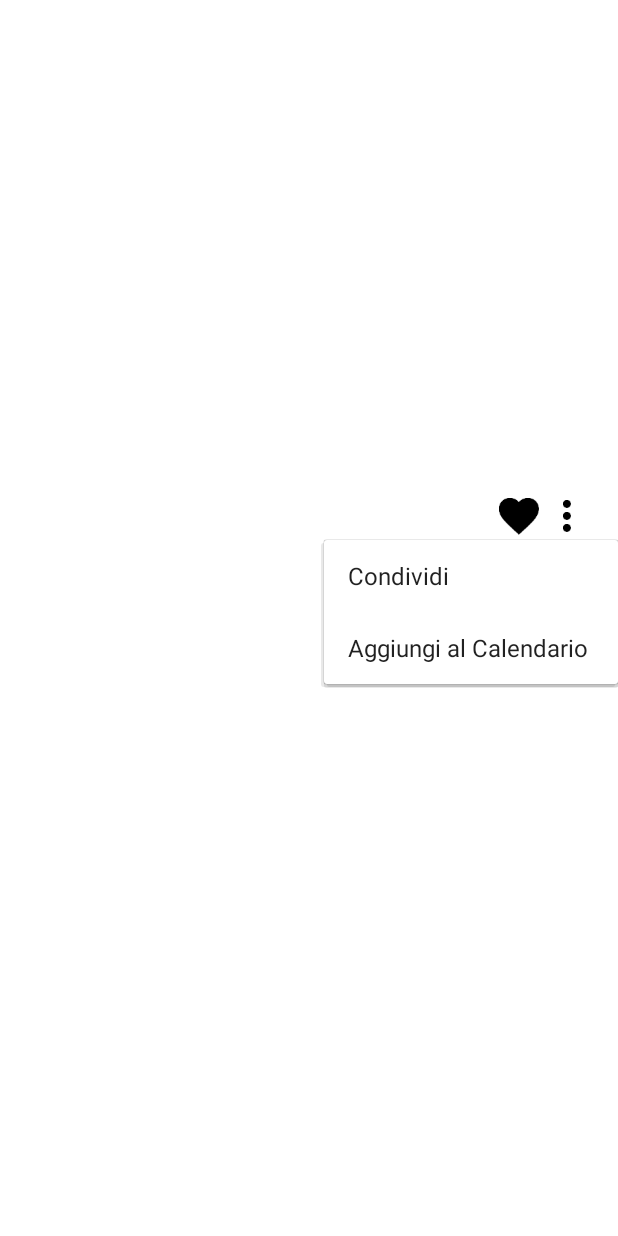
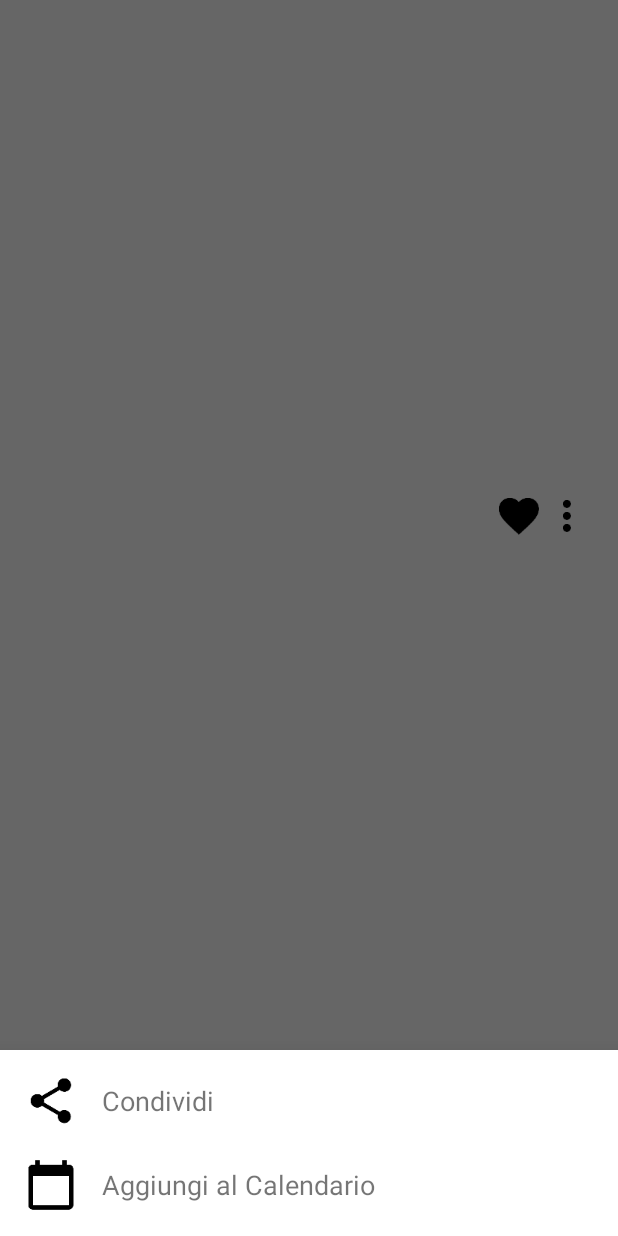
Before and after one commit to Arandroid-1987/calabriaeventiandroidstudio, an Android app: the fragment PreferitiFragment shown on its own in the app's theme, after a tap on "Ciao", on a phone screen of 412 x 824 dp. Run offline under Robolectric (Android 15) with nearby library versions, the phone set to English and light mode, and no system bars; pictures from the network do not load; 8 statements that could not run were skipped.

Commit message:
Material Design 2.0 -> Necessario Android Studio 3.2

```diff
--- /dev/null
+++ b/trunk/app/src/main/java/com/calabriaeventi/EventDetailBottomSheet.java
@@ -0,0 +1,65 @@
+package com.calabriaeventi;
+
+import android.os.Bundle;
+import android.view.LayoutInflater;
+import android.view.View;
+import android.view.ViewGroup;
+
+import com.calabriaeventi.model.Evento;
+import com.calabriaeventi.utils.ActionCommon;
+import com.google.android.material.bottomsheet.BottomSheetDialogFragment;
+
+import androidx.annotation.Nullable;
+
+/**
+ * <p>A fragment that shows a list of items as a modal bottom sheet.</p>
+ * <p>You can show this modal bottom sheet from your activity like this:</p>
+ * <pre>
+ *     EventDetailBottomSheet.newInstance(evento).show(getSupportFragmentManager(), "dialog");
+ * </pre>
+ */
+public class EventDetailBottomSheet extends BottomSheetDialogFragment implements View.OnClickListener {
+    private static final String EVENTO_EXTRA = "EVENTO_EXTRA";
+    private Evento evento;
+
+    public static EventDetailBottomSheet newInstance(Evento evento) {
+        final EventDetailBottomSheet fragment = new EventDetailBottomSheet();
+        final Bundle args = new Bundle();
+        args.putSerializable(EVENTO_EXTRA, evento);
+        fragment.setArguments(args);
+        return fragment;
+    }
+
+    @Nullable
+    @Override
+    public View onCreateView(LayoutInflater inflater, @Nullable ViewGroup container,
+                             @Nullable Bundle savedInstanceState) {
+        View view = inflater.inflate(R.layout.fragment_event_detail_bottom_sheet, container, false);
+
+        Bundle args = getArguments();
+        if (args != null) {
+            evento = (Evento) args.getSerializable(EVENTO_EXTRA);
+        }
+
+        return view;
+    }
+
+    @Override
+    public void onViewCreated(View view, @Nullable Bundle savedInstanceState) {
+        view.findViewById(R.id.action_add_calendar).setOnClickListener(this);
+        view.findViewById(R.id.action_share).setOnClickListener(this);
+    }
+
+    @Override
+    public void onClick(View view) {
+        int id = view.getId();
+        switch (id) {
+            case R.id.action_share:
+                ActionCommon.share(evento, getActivity());
+                break;
+            case R.id.action_add_calendar:
+                ActionCommon.addToCalendar(evento,  getActivity());
+                break;
+        }
+    }
+}
--- a/trunk/app/src/main/java/com/calabriaeventi/ui/viewholder/EventoViewHolder.java
+++ b/trunk/app/src/main/java/com/calabriaeventi/ui/viewholder/EventoViewHolder.java
@@ -3,6 +3,8 @@ package com.calabriaeventi.ui.viewholder;
 import android.app.Activity;
 import android.content.Intent;
 import android.net.Uri;
+
+import androidx.appcompat.app.AppCompatActivity;
 import androidx.core.app.ActivityOptionsCompat;
 import androidx.core.util.Pair;
 import androidx.cardview.widget.CardView;
@@ -15,6 +17,7 @@ import android.widget.TextView;
 
 import com.bumptech.glide.load.engine.DiskCacheStrategy;
 import com.calabriaeventi.EventDetailActivity;
+import com.calabriaeventi.EventDetailBottomSheet;
 import com.calabriaeventi.R;
 import com.calabriaeventi.glide.GlideApp;
 import com.calabriaeventi.io.AsyncCallback;
@@ -27,7 +30,7 @@ import java.util.Observable;
 import java.util.Observer;
 import java.util.StringTokenizer;
 
-public class EventoViewHolder extends RecyclerView.ViewHolder implements View.OnClickListener, PopupMenu.OnMenuItemClickListener, Observer {
+public class EventoViewHolder extends RecyclerView.ViewHolder implements View.OnClickListener, Observer {
     private TextView nome;
     private TextView luogo;
     private TextView data;
@@ -36,7 +39,7 @@ public class EventoViewHolder extends RecyclerView.ViewHolder implements View.On
     private ImageView preferiti;
     private View actionMore;
 
-    private Activity context;
+    private AppCompatActivity context;
     private Evento evento;
 
     private SharedPreferencesManager sharedPreferencesManager;
@@ -55,7 +58,7 @@ public class EventoViewHolder extends RecyclerView.ViewHolder implements View.On
 
     public void bindToModel(final Evento evento, final Activity context, final int position) {
         this.evento = evento;
-        this.context = context;
+        this.context = (AppCompatActivity) context;
         sharedPreferencesManager = SharedPreferencesManager.getInstance(context);
         sharedPreferencesManager.getObservable().addObserver(this);
 
@@ -151,10 +154,7 @@ public class EventoViewHolder extends RecyclerView.ViewHolder implements View.On
             int id = view.getId();
             switch (id) {
                 case R.id.action_more:
-                    PopupMenu popupMenu = new PopupMenu(context, actionMore);
-                    popupMenu.setOnMenuItemClickListener(this);
-                    popupMenu.getMenuInflater().inflate(R.menu.item_evento, popupMenu.getMenu());
-                    popupMenu.show();
+                    EventDetailBottomSheet.newInstance(evento).show(context.getSupportFragmentManager(), "dialog");
                     break;
                 case R.id.action_favorite:
                     if (!sharedPreferencesManager.isFavorite(evento)) {
@@ -176,20 +176,6 @@ public class EventoViewHolder extends RecyclerView.ViewHolder implements View.On
     }
 
     @Override
-    public boolean onMenuItemClick(MenuItem menuItem) {
-        int id = menuItem.getItemId();
-        switch (id) {
-            case R.id.action_share:
-                ActionCommon.share(evento, context);
-                break;
-            case R.id.action_add_calendar:
-                ActionCommon.addToCalendar(evento, context);
-                break;
-        }
-        return false;
-    }
-
-    @Override
     public void update(Observable observable, Object o) {
         if (sharedPreferencesManager.isFavorite(evento)) {
             preferiti.setImageResource(R.drawable.baseline_favorite_black_48);
--- a/trunk/app/src/main/res/layout/activity_event_detail.xml
+++ b/trunk/app/src/main/res/layout/activity_event_detail.xml
@@ -49,7 +49,8 @@
         android:layout_height="wrap_content"
         android:layout_margin="@dimen/fab_margin"
         app:layout_anchor="@id/app_bar"
-        app:layout_anchorGravity="bottom|end"
+        app:layout_anchorGravity="bottom|center"
+        app:fabSize="normal"
         app:srcCompat="@drawable/baseline_favorite_border_white_48" />
 
 </androidx.coordinatorlayout.widget.CoordinatorLayout>
--- /dev/null
+++ b/trunk/app/src/main/res/layout/fragment_event_detail_bottom_sheet.xml
@@ -0,0 +1,33 @@
+<?xml version="1.0" encoding="utf-8"?>
+<LinearLayout xmlns:android="http://schemas.android.com/apk/res/android"
+    android:layout_width="match_parent"
+    android:layout_height="wrap_content"
+    android:paddingLeft="@dimen/activity_horizontal_margin"
+    android:paddingTop="@dimen/activity_vertical_margin"
+    android:paddingRight="@dimen/activity_horizontal_margin"
+    android:paddingBottom="@dimen/activity_vertical_margin"
+    android:orientation="vertical">
+
+    <TextView
+        android:id="@+id/action_share"
+        android:layout_width="wrap_content"
+        android:layout_height="wrap_content"
+        android:text="@string/condividi"
+        android:gravity="start|center_vertical"
+        android:drawablePadding="16dp"
+        android:textSize="18sp"
+        android:drawableStart="@drawable/baseline_share_black_36"
+        android:drawableLeft="@drawable/baseline_share_black_36"/>
+
+    <TextView
+        android:id="@+id/action_add_calendar"
+        android:layout_width="wrap_content"
+        android:layout_height="wrap_content"
+        android:text="@string/aggiungi_al_calendario"
+        android:gravity="start|center_vertical"
+        android:layout_marginTop="20dp"
+        android:drawablePadding="16dp"
+        android:textSize="18sp"
+        android:drawableStart="@drawable/baseline_calendar_today_black_36"
+        android:drawableLeft="@drawable/baseline_calendar_today_black_36"/>
+</LinearLayout>
--- a/trunk/app/src/main/res/layout/fragment_eventi.xml
+++ b/trunk/app/src/main/res/layout/fragment_eventi.xml
@@ -1,8 +1,7 @@
 <?xml version="1.0" encoding="utf-8"?>
 <RelativeLayout xmlns:android="http://schemas.android.com/apk/res/android"
     android:layout_width="match_parent"
-    android:layout_height="match_parent"
-    android:orientation="vertical">
+    android:layout_height="match_parent">
 
     <ProgressBar
         android:id="@+id/progressBar"
--- a/trunk/app/src/main/res/menu/item_evento.xml
+++ b/trunk/app/src/main/res/menu/item_evento.xml
@@ -2,16 +2,9 @@
 <menu xmlns:android="http://schemas.android.com/apk/res/android"
     xmlns:app="http://schemas.android.com/apk/res-auto">
 
-    <item
-        android:id="@+id/action_share"
-        android:orderInCategory="100"
-        android:title="@string/condividi"
-        app:showAsAction="never" />
-
-    <item
-        android:id="@+id/action_add_calendar"
-        android:orderInCategory="100"
-        android:title="@string/aggiungi_al_calendario"
-        app:showAsAction="never" />
+    <item android:id="@+id/action_more"
+        android:title="@string/app_name"
+        app:showAsAction="always"
+        android:icon="@drawable/baseline_more_vert_white_24"/>
 
 </menu>
--- a/trunk/app/src/main/res/values/dimens.xml
+++ b/trunk/app/src/main/res/values/dimens.xml
@@ -6,5 +6,7 @@
     <dimen name="app_bar_height">180dp</dimen>
     <dimen name="fab_margin">16dp</dimen>
     <dimen name="text_margin">16dp</dimen>
+    <dimen name="list_item_spacing">16dp</dimen>
+    <dimen name="list_item_spacing_half">8dp</dimen>
 
 </resources>
```
Also changed, not shown: trunk/app/build.gradle (+5 -2 lines), trunk/app/src/main/java/com/calabriaeventi/EventDetailActivity.java (+13 -16 lines), trunk/app/src/main/java/com/calabriaeventi/ui/ScrollingTextView.java (deleted, +0 -54 lines), trunk/app/src/main/res/drawable-xxxhdpi/baseline_calendar_today_black_36.png (added), trunk/app/src/main/res/drawable-xxxhdpi/baseline_more_vert_white_24.png (added), trunk/app/src/main/res/drawable-xxxhdpi/baseline_share_black_36.png (added).
